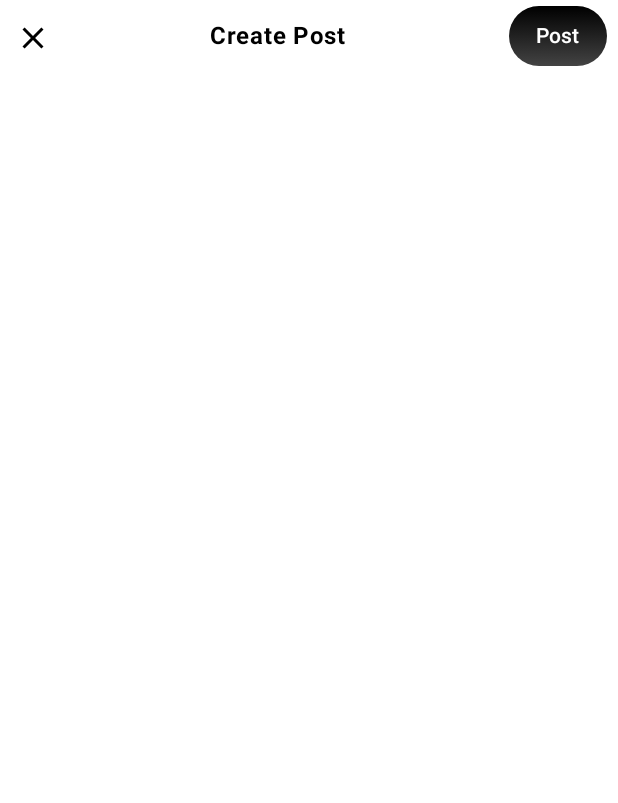
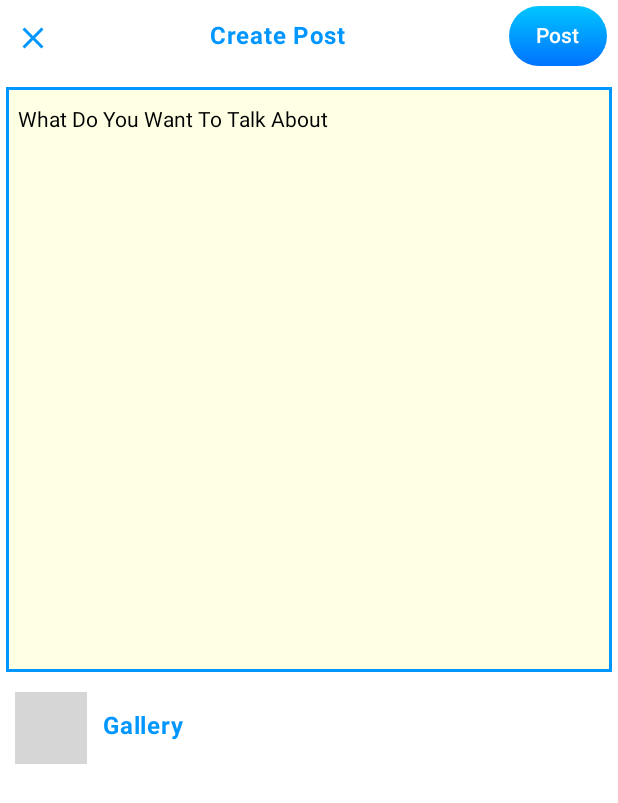
Before and after one commit to Ameeq-coder/Study-Squads, an Android app built with Jetpack Compose: the @Preview function PostScreenPreview, on a phone screen of 412 x 824 dp. Shown: the top 803 px of the screen. Run offline under Robolectric (Android 15) with nearby library versions, the light colour scheme and no system bars; grey boxes are pictures that could not be loaded.

Commit message:
Posting Work Attactched

```diff
--- a/app/src/main/java/com/example/studysquad/post/PostScreen.kt
+++ b/app/src/main/java/com/example/studysquad/post/PostScreen.kt
@@ -1,24 +1,39 @@
 package com.example.studysquad.post
 
+import androidx.compose.foundation.Image
+import androidx.compose.foundation.background
+import androidx.compose.foundation.border
+import androidx.compose.foundation.layout.Box
 import androidx.compose.foundation.layout.Column
 import androidx.compose.foundation.layout.Row
 import androidx.compose.foundation.layout.fillMaxSize
 import androidx.compose.foundation.layout.fillMaxWidth
 import androidx.compose.foundation.layout.height
 import androidx.compose.foundation.layout.padding
+import androidx.compose.foundation.layout.size
 import androidx.compose.foundation.layout.width
 import androidx.compose.foundation.layout.wrapContentSize
+import androidx.compose.foundation.text.BasicTextField
 import androidx.compose.material.icons.Icons
 import androidx.compose.material.icons.filled.Close
+import androidx.compose.material.icons.filled.Create
 import androidx.compose.material3.Icon
 import androidx.compose.material3.MaterialTheme
 import androidx.compose.material3.Text
+import androidx.compose.material3.TextField
 import androidx.compose.runtime.Composable
+import androidx.compose.runtime.getValue
+import androidx.compose.runtime.mutableStateOf
+import androidx.compose.runtime.remember
+import androidx.compose.runtime.setValue
 import androidx.compose.ui.Alignment
 import androidx.compose.ui.Modifier
 import androidx.compose.ui.graphics.Brush
 import androidx.compose.ui.graphics.Color
+import androidx.compose.ui.graphics.vector.ImageVector
 import androidx.compose.ui.res.colorResource
+import androidx.compose.ui.res.painterResource
+import androidx.compose.ui.text.TextStyle
 import androidx.compose.ui.text.font.FontWeight
 import androidx.compose.ui.text.style.TextAlign
 import androidx.compose.ui.tooling.preview.Preview
@@ -28,12 +43,17 @@ import com.example.studysquad.loginsignup.GradientButton
 
 @Composable
 fun PostScreen() {
-    Column(modifier = Modifier.fillMaxSize()) {
+    Column(
+        modifier = Modifier
+            .fillMaxSize()
+            .background(Color.White)
+    ) {
 
         Row(modifier = Modifier.fillMaxWidth()) {
             Icon(
                 modifier = Modifier.padding(top = 13.dp, start = 10.dp),
                 imageVector = Icons.Filled.Close,
+                tint = colorResource(id = R.color.lightblue),
                 contentDescription = null
             )
 
@@ -42,27 +62,110 @@ fun PostScreen() {
                     .weight(1f)
                     .wrapContentSize(Alignment.Center)
                     .align(Alignment.CenterVertically),
-                style = MaterialTheme.typography.bodyLarge  .copy(fontWeight = FontWeight.Bold),
+                style = MaterialTheme.typography.bodyLarge.copy(fontWeight = FontWeight.Bold),
                 text = "Create Post ",
+                color = colorResource(id = R.color.lightblue),
                 textAlign = TextAlign.Center
             )
-            PostButton(text = "Post", textColor = Color.White, gradient = Brush.verticalGradient(
-                colors = listOf(
-                    colorResource(id = R.color.postcolorone),
-                    colorResource(id = R.color.postcolortwo)
+            PostButton(
+                text = "Post", textColor = Color.White, gradient = Brush.verticalGradient(
+                    colors = listOf(
+                        colorResource(id = R.color.first_color),
+                        colorResource(id = R.color.second_color)
+                    )
                 )
-            ) ) {
+            ) {
 
             }
 
         }
+        Box(
+            modifier = Modifier
+                .height(400.dp)
+                .background(Color.White)
+                .padding(top = 10.dp, start = 4.dp, end = 4.dp)
+                .fillMaxWidth()
+                .border(width = 1.5.dp, color = colorResource(id = R.color.lightblue))
+        ) {
+            var text by remember { mutableStateOf("") }
+            CustomTextField(
+                value = text,
+                label = "What Do You Want To Talk About",
+                onValueChange = { newText ->
+                    text = newText
+                }
+            )
+        }
 
+        Row(modifier = Modifier) {
+            // If using a vector asset
+            val customIcon =
+                painterResource(id = R.drawable.camera) // Replace with your PNG file resource ID
+            Icon(
+                painter = customIcon,
+                contentDescription = "Gallery Icon",
+                tint = Color.Unspecified, // Optional tint color
+                modifier = Modifier
+                    .padding(top = 13.dp, start = 10.dp)
+                    .size(48.dp)
+            )
+            Text(
+                modifier = Modifier.padding(top = 24.dp, start = 10.dp),
+                style = MaterialTheme.typography.bodyLarge.copy(fontWeight = FontWeight.Bold),
+                text = "Gallery",
+                color = colorResource(id = R.color.lightblue),
+                textAlign = TextAlign.Center
+            )
+
+        }
+
+    }
+
+}
+
+@Composable
+fun CustomTextField(
+    label: String,
+    value: String,
+    onValueChange: (String) -> Unit
+) {
+    var isLabelVisible by remember { mutableStateOf(true) }
+
+    Box(
+        modifier = Modifier
+            .height(400.dp)
+            .background(colorResource(id = R.color.off_white))
+            .padding(top = 10.dp, start = 4.dp, end = 4.dp)
+            .fillMaxWidth()
+    ) {
+        // Label
+        if (isLabelVisible && value.isEmpty()) {
+            Text(
+                text = label,
+                modifier = Modifier.padding(start = 4.dp, top = 4.dp),
+                color = Color.Black
+            )
+        }
+
+        // Editable text field
+        BasicTextField(
+            modifier = Modifier
+                .padding(start = 6.dp)
+                .fillMaxWidth()
+                .padding(top = 24.dp), // Adjust top padding to align with the label
+            value = value,
+            onValueChange = {
+                onValueChange(it)
+                isLabelVisible = it.isEmpty() // Hide label when text is not empty
+            },
+            textStyle = TextStyle(color = Color.Black)
+        )
 
 
 
     }
+}
 
-}
 
 
 @Composable
--- a/app/src/main/res/values/colors.xml
+++ b/app/src/main/res/values/colors.xml
@@ -10,7 +10,7 @@
     <color name="white">#FFFFFFFF</color>
     <color name="first_color">#00c6ff</color>
     <color name="second_color">#0072ff</color>
-
+<color name="off_white">#FFFFE4</color>
     <color name="postcolorone">#000000</color>
     <color name="postcolortwo">#434343</color>
 
```
